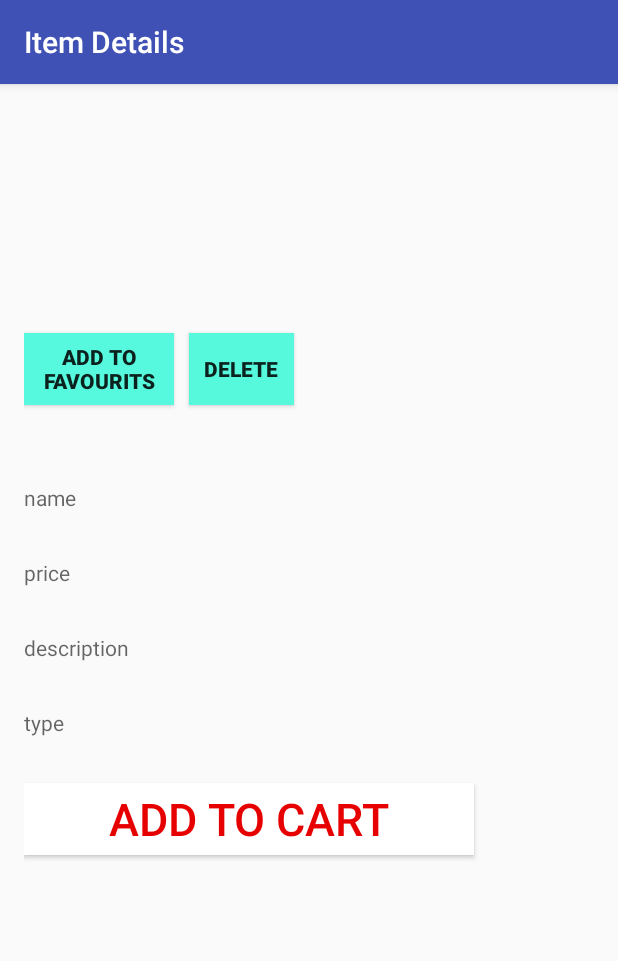
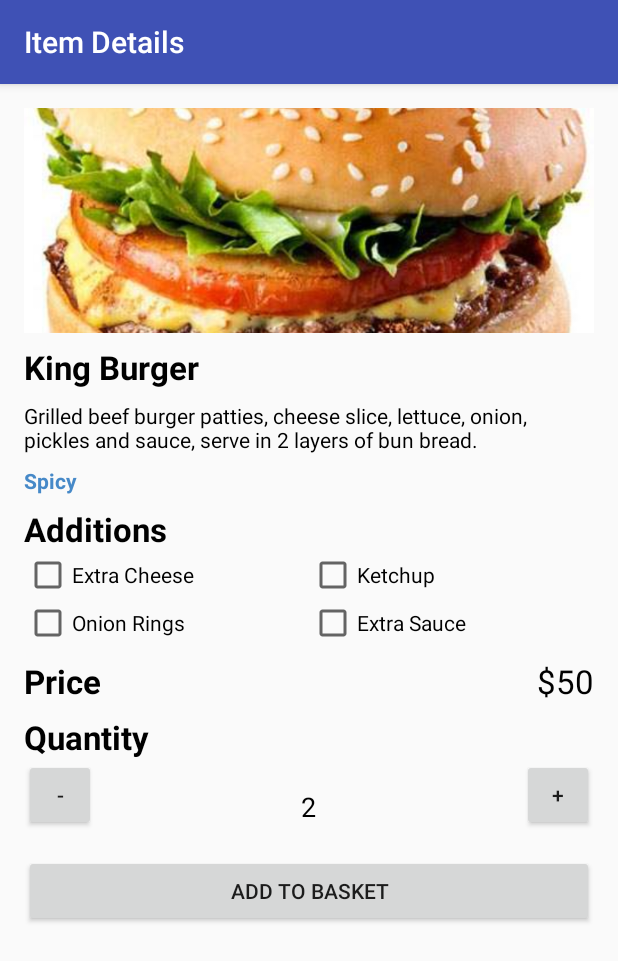
Before and after one commit to YoussefAbdo/CafeteriaAndroidApp, an Android app: the MenuItemDetailsActivity screen opened directly, with no data from a screen before it, on a phone screen of 412 x 824 dp. Shown: the top 961 px of the screen. Run offline under Robolectric (Android 15) with nearby library versions, the phone set to English and light mode, and no system bars.

Commit message:
activity_basket added XML file edited
activity_menu_item_details.xml edited

```diff
--- a/app/build.gradle
+++ b/app/build.gradle
@@ -2,7 +2,7 @@ apply plugin: 'com.android.application'
 
 android {
     compileSdkVersion 25
-    buildToolsVersion "25.0.0"
+    buildToolsVersion "25.0.2"
     defaultConfig {
         applicationId "com.example.asucomputerengineeringteam.finalcafeteriaandroidmobileapp2017"
         minSdkVersion 15
@@ -27,6 +27,7 @@ dependencies {
     compile 'com.android.support:appcompat-v7:25.2.0'
     compile 'com.android.support:support-v4:25.2.0'
     compile 'com.android.support:design:25.2.0'
+    compile 'com.squareup.picasso:picasso:2.5.0'
+    compile 'com.android.support.constraint:constraint-layout:+'
     testCompile 'junit:junit:4.12'
-    compile 'com.squareup.picasso:picasso:2.5.0'
 }
--- a/app/src/main/res/layout/activity_menu_item_details.xml
+++ b/app/src/main/res/layout/activity_menu_item_details.xml
@@ -1,75 +1,200 @@
 <?xml version="1.0" encoding="utf-8"?>
-<RelativeLayout xmlns:android="http://schemas.android.com/apk/res/android"
+<ScrollView xmlns:android="http://schemas.android.com/apk/res/android"
     xmlns:tools="http://schemas.android.com/tools"
-    android:id="@+id/activity_menu_item_details"
+    android:id="@+id/activity_Order"
     android:layout_width="match_parent"
     android:layout_height="match_parent"
+    tools:context="com.example.asucomputerengineeringteam.finalcafeteriaandroidmobileapp2017.Activities.OrderActivity">
+
+    <LinearLayout
+        android:layout_width="match_parent"
+        android:layout_height="wrap_content"
+        android:orientation="vertical"
         android:paddingBottom="@dimen/activity_vertical_margin"
         android:paddingLeft="@dimen/activity_horizontal_margin"
         android:paddingRight="@dimen/activity_horizontal_margin"
-    android:paddingTop="@dimen/activity_vertical_margin"
-    tools:context="com.example.asucomputerengineeringteam.finalcafeteriaandroidmobileapp2017.Activities.MenuItemDetailsActivity">
+        android:paddingTop="@dimen/activity_vertical_margin">
 
         <ImageView
+            android:id="@+id/photo_image_view"
             android:layout_width="match_parent"
             android:layout_height="150dp"
-        android:id="@+id/image"/>
+            android:scaleType="centerCrop"
+            android:src="@drawable/burger" />
+
+        <TextView
+            android:id="@+id/item_name_text_view"
+            android:layout_width="wrap_content"
+            android:layout_height="wrap_content"
+            android:layout_marginTop="8dp"
+            android:text="King Burger"
+            android:textAppearance="?android:textAppearanceLarge"
+            android:textColor="#000000"
+            android:textStyle="bold" />
+
+        <TextView
+            android:id="@+id/item_description_text_view"
+            android:layout_width="wrap_content"
+            android:layout_height="wrap_content"
+            android:layout_marginTop="8dp"
+            android:text="Grilled beef burger patties, cheese slice, lettuce, onion, pickles and sauce, serve in 2 layers of bun bread."
+            android:textAppearance="?android:textAppearanceSmall"
+            android:textColor="#000000"
+            android:textStyle="normal" />
+
+        <TextView
+            android:id="@+id/item_type_text_view"
+            android:layout_width="wrap_content"
+            android:layout_height="wrap_content"
+            android:layout_marginTop="8dp"
+
+            android:text="Spicy"
+            android:textAppearance="?android:textAppearanceSmall"
+            android:textColor="#4689C8"
+            android:textStyle="bold" />
+
+        <TextView
+            android:id="@+id/additions_text_view"
+            android:layout_width="wrap_content"
+            android:layout_height="wrap_content"
+            android:layout_marginTop="8dp"
+            android:text="Additions"
+            android:textAppearance="?android:textAppearanceLarge"
+            android:textColor="#000000"
+            android:textStyle="bold" />
+
+        <LinearLayout
+            android:layout_width="match_parent"
+            android:layout_height="wrap_content"
+            android:baselineAligned="false"
+            android:orientation="horizontal">
+
+            <LinearLayout
+                android:layout_width="0dp"
+                android:layout_height="wrap_content"
+                android:layout_weight="1"
+                android:orientation="vertical">
+
+                <CheckBox
+                    android:id="@+id/addition_1_checkbox"
+                    android:layout_width="wrap_content"
+                    android:layout_height="wrap_content"
+                    android:text="Extra Cheese"
+                    android:textAppearance="?android:textAppearanceSmall" />
+
+                <CheckBox
+                    android:id="@+id/addition_2_checkbox"
+                    android:layout_width="wrap_content"
+                    android:layout_height="wrap_content"
+                    android:text="Onion Rings"
+                    android:textAppearance="?android:textAppearanceSmall" />
+
+            </LinearLayout>
+
+            <LinearLayout
+                android:layout_width="0dp"
+                android:layout_height="match_parent"
+                android:layout_weight="1"
+                android:orientation="vertical">
+
+                <CheckBox
+                    android:id="@+id/addition_3_checkbox"
+                    android:layout_width="wrap_content"
+                    android:layout_height="wrap_content"
+                    android:text="Ketchup"
+                    android:textAppearance="?android:textAppearanceSmall" />
+
+                <CheckBox
+                    android:id="@+id/addition_4_checkbox"
+                    android:layout_width="wrap_content"
+                    android:layout_height="wrap_content"
+                    android:text="Extra Sauce"
+                    android:textAppearance="?android:textAppearanceSmall" />
+
+            </LinearLayout>
+
+        </LinearLayout>
+
+
+        <RelativeLayout
+            android:layout_width="match_parent"
+            android:layout_height="wrap_content"
+            android:layout_marginBottom="8dp"
+            android:layout_marginTop="8dp">
+
+            <TextView
+                android:id="@+id/price_title_text_view"
+                android:layout_width="wrap_content"
+                android:layout_height="wrap_content"
+                android:layout_alignParentLeft="true"
+                android:text="Price"
+                android:textAppearance="?android:textAppearanceLarge"
+                android:textColor="#000000"
+                android:textStyle="bold" />
+
+            <TextView
+                android:id="@+id/price_text_view"
+                android:layout_width="wrap_content"
+                android:layout_height="wrap_content"
+                android:layout_alignParentRight="true"
+                android:text="$50"
+                android:textAppearance="?android:textAppearanceLarge"
+                android:textColor="#000000"
+                android:textStyle="normal" />
+
+        </RelativeLayout>
+
+        <TextView
+            android:id="@+id/quantity_title_text_view"
+            android:layout_width="wrap_content"
+            android:layout_height="wrap_content"
+            android:layout_alignParentLeft="true"
+            android:text="Quantity"
+            android:textAppearance="?android:textAppearanceLarge"
+            android:textColor="#000000"
+            android:textStyle="bold" />
+
+        <RelativeLayout
+            android:id="@+id/quantity_layout"
+            android:layout_width="match_parent"
+            android:layout_height="wrap_content">
 
             <Button
-        android:layout_width="100dp"
+                android:id="@+id/minus_button"
+                android:layout_width="48dp"
                 android:layout_height="wrap_content"
-        android:id="@+id/starbutton"
-        android:layout_gravity="right"
-        android:text="Add to favourits"
-        android:textStyle="bold"
-        android:background="#56f9dd"
-       android:layout_below="@+id/image" />
-    <Button
-        android:layout_width="70dp"
-        android:layout_height="wrap_content"
-        android:text="Delete"
-        android:textStyle="bold"
-        android:id="@+id/button2"
-        android:layout_toEndOf="@+id/starbutton"
-        android:background="#57f9dd"
-        android:layout_marginTop="150dp"
-        android:layout_marginLeft="10dp" />
+                android:layout_alignParentLeft="true"
+                android:layout_marginBottom="16dp"
+                android:text="-" />
 
             <TextView
-        android:layout_width="match_parent"
-        android:layout_height="30dp"
-        android:id="@+id/name"
-        android:layout_marginTop="250dp"
-        android:hint="name"/>
-
-    <TextView
-        android:layout_width="match_parent"
-        android:layout_height="30dp"
-        android:id="@+id/price"
-        android:layout_marginTop="300dp"
-        android:hint="price"/>
-
-    <TextView
-        android:layout_width="match_parent"
-        android:layout_height="30dp"
-        android:id="@+id/description"
-        android:layout_marginTop="350dp"
-        android:hint="description"/>
-    <TextView
-        android:layout_width="match_parent"
-        android:layout_height="30dp"
-        android:id="@+id/type"
-        android:layout_marginTop="400dp"
-        android:hint="type"/>
+                android:id="@+id/quantity_text_view"
+                android:layout_width="wrap_content"
+                android:layout_height="wrap_content"
+                android:layout_centerInParent="true"
+                android:padding="8sp"
+                android:text="2"
+                android:textAppearance="?android:textAppearanceMedium"
+                android:textColor="#000000"
+                android:textStyle="normal" />
 
             <Button
-        android:layout_width="300dp"
+                android:id="@+id/plus_button"
+                android:layout_width="48dp"
                 android:layout_height="wrap_content"
-        android:layout_marginTop="450dp"
-        android:text="Add to Cart"
-        android:textColor="@color/color7"
-        android:textSize="30sp"
-        android:background="@color/color6"
-        />
+                android:layout_alignParentRight="true"
+                android:layout_marginBottom="16dp"
+                android:onClick="increment"
+                android:text="+" />
+
 
         </RelativeLayout>
+
+        <Button
+            android:id="@+id/add_to_basket_button"
+            android:layout_width="match_parent"
+            android:layout_height="wrap_content"
+            android:text="Add to Basket" />
+
+    </LinearLayout>
+</ScrollView>
--- a/build.gradle
+++ b/build.gradle
@@ -5,7 +5,7 @@ buildscript {
         jcenter()
     }
     dependencies {
-        classpath 'com.android.tools.build:gradle:2.2.3'
+        classpath 'com.android.tools.build:gradle:2.3.0'
 
         // NOTE: Do not place your application dependencies here; they belong
         // in the individual module build.gradle files
```
Also changed, not shown: app/src/main/AndroidManifest.xml (+16 -10 lines), app/src/main/java/com/example/asucomputerengineeringteam/finalcafeteriaandroidmobileapp2017/Activities/Basket.java (added, +15 -0 lines), app/src/main/res/layout/activity_basket.xml (added, +138 -0 lines), app/src/main/res/layout/activity_order.xml (+10 -16 lines), app/src/main/res/drawable/burger.jpg (added), gradle/wrapper/gradle-wrapper.properties. Lines whose indentation alone changed are shown as unchanged.
